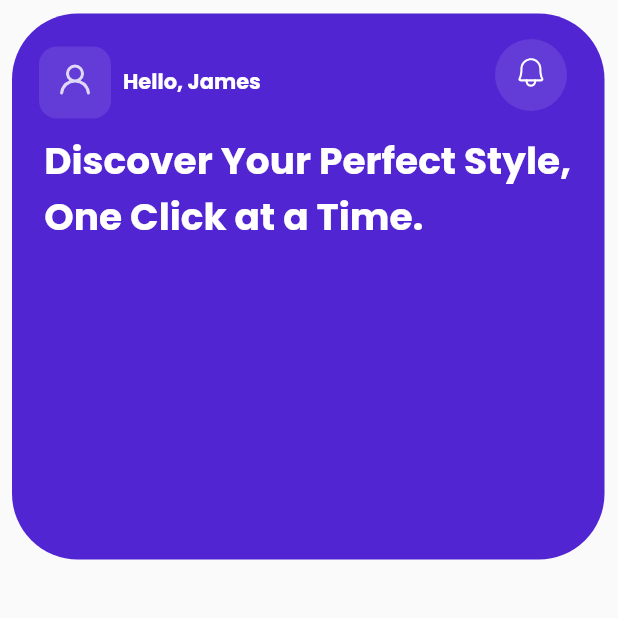
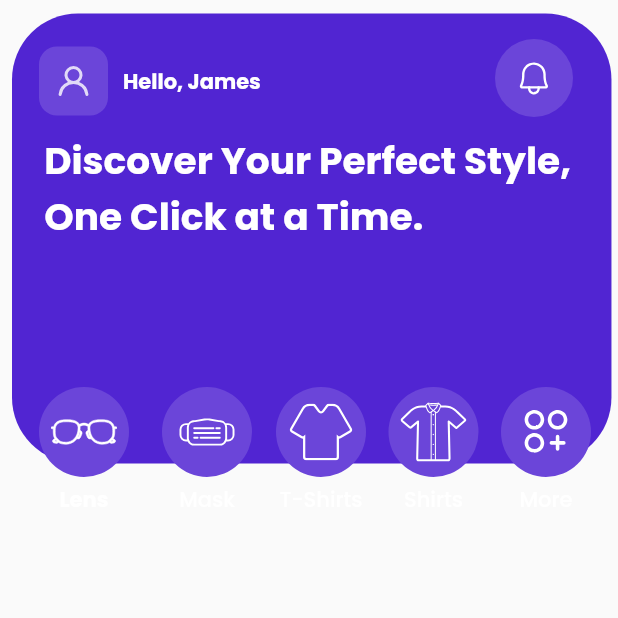
Before and after one commit to MrAhmed0702/your_cart, a Flutter app: the HomePage screen opened by its route, on a phone screen of 412 x 824 dp, the top half of it. Run offline on Flutter 3.47's test engine with Material 2 defaults, Android fonts, the phone set to English and light mode, and no system bars; our stand-ins replace cloud_firestore, firebase_auth, firebase_core, flutter_svg, google_sign_in; accounts and stored records are empty.

Commit message:
Home ui build and lgin & reg page hegt & wid setp

```diff
--- a/lib/Screen/Home.dart
+++ b/lib/Screen/Home.dart
@@ -1,5 +1,7 @@
+// ignore: file_names
 import 'package:flutter/material.dart';
 import 'package:flutter_svg/flutter_svg.dart';
+// import 'package:your_cart/Screen/Welcome.dart';
 
 class HomePage extends StatefulWidget {
   const HomePage({super.key});
@@ -11,21 +13,23 @@ class HomePage extends StatefulWidget {
 class _HomePageState extends State<HomePage> {
   @override
   Widget build(BuildContext context) {
+    double height_c = MediaQuery.of(context).size.height;
+    double width_c = MediaQuery.of(context).size.width;
     return Scaffold(
       body: SingleChildScrollView(
-        child: Container(
-          width: 425,
-          height: 926,
+        child: SizedBox(
+          width: width_c * 1,
+          height: height_c * 1,
           child: Stack(
             children: [
               Positioned(
                 left: 8,
                 top: 9,
                 child: Container(
-                      width: 395,
-                      height: 364,
+                  width: width_c * 0.97,
+                  height: height_c * .364,
                   decoration: ShapeDecoration(
-                          color: Color(0xFF5125D2),
+                    color: const Color(0xFF5125D2),
                     shape: RoundedRectangleBorder(
                       borderRadius: BorderRadius.circular(44),
                     ),
@@ -37,7 +41,7 @@ class _HomePageState extends State<HomePage> {
                 children: [
                   Row(
                     children: [
-                    Container(
+                      SizedBox(
                         width: 80,
                         height: 98,
                         child: Stack(
@@ -45,44 +49,30 @@ class _HomePageState extends State<HomePage> {
                             Positioned(
                               left: 26,
                               top: 26,
-                            child: Opacity(
-                              opacity: 0.10,
                               child: Container(
-                                width: 48,
-                                height: 48,
+                                width: 46,
+                                height: 46,
                                 decoration: ShapeDecoration(
-                                  color: Colors.white,
+                                  color: const Color.fromRGBO(107, 69, 217, 1),
                                   shape: RoundedRectangleBorder(
                                     borderRadius: BorderRadius.circular(12),
                                   ),
                                 ),
+                                child: IconButton(
+                                  icon: SvgPicture.asset(
+                                    'images/usericon.svg',
                                   ),
+                                  iconSize: 96,
+                                  color:
+                                      const Color.fromARGB(255, 255, 255, 255),
+                                  onPressed: () {},
                                 ),
-                          ),
-                          Positioned(
-                            left: 38,
-                            top: 36,
-                            child: Container(
-                              width: 24,
-                              height: 24,
-                              clipBehavior: Clip.antiAlias,
-                              decoration: BoxDecoration(),
-                              child: Stack(children: [
-                                new SvgPicture.asset(
-                                  'images/usericon.svg',
-                                  height: 24.0,
-                                  width: 24.0,
-                                  allowDrawingOutsideViewBox: true,
-                                    colorFilter: ColorFilter.mode(Colors.white, BlendMode.srcIn)
-                                ),
-                                  ]),
                               ),
                             ),
                           ],
                         ),
                       ),
-                    const SizedBox(
-                        width:2),
+                      const SizedBox(width: 2),
                       const SizedBox(
                         width: 132,
                         height: 20,
@@ -99,8 +89,7 @@ class _HomePageState extends State<HomePage> {
                       )
                     ],
                   ),
-
-                Container(
+                  SizedBox(
                     width: 108,
                     height: 108,
                     child: Stack(
@@ -108,37 +97,17 @@ class _HomePageState extends State<HomePage> {
                         Positioned(
                           left: 26,
                           top: 26,
-                        child: Opacity(
-                          opacity: 0.10,
-                          child: Container(
-                            width: 48,
-                            height: 48,
-                            decoration: ShapeDecoration(
-                              color: Colors.white,
-                              shape: RoundedRectangleBorder(
-                                borderRadius: BorderRadius.circular(50),
+                          child: CircleAvatar(
+                            radius: 26,
+                            backgroundColor: const Color.fromRGBO(107, 69, 217, 1),
+                            child: IconButton(
+                              icon: SvgPicture.asset(
+                                'images/notification.svg',
                               ),
+                              iconSize: 96,
+                              color: const Color.fromARGB(255, 255, 255, 255),
+                              onPressed: () {},
                             ),
-                          ),
-                        ),
-                      ),
-                      Positioned(
-                        left: 38,
-                        top: 36,
-                        child: Container(
-                          width: 24,
-                          height: 24,
-                          clipBehavior: Clip.antiAlias,
-                          decoration: BoxDecoration(),
-                          child: Stack(children: [
-                            new SvgPicture.asset(
-                                'images/notification.svg',
-                                height: 24.0,
-                                width: 24.0,
-                                allowDrawingOutsideViewBox: true,
-                                colorFilter: ColorFilter.mode(Colors.white, BlendMode.srcIn)
-                            ),
-                          ]),
                           ),
                         ),
                       ],
@@ -146,7 +115,7 @@ class _HomePageState extends State<HomePage> {
                   ),
                 ],
               ),
-            Positioned(
+              const Positioned(
                 left: 29.50,
                 top: 89,
                 child: SizedBox(
@@ -163,6 +132,184 @@ class _HomePageState extends State<HomePage> {
                   ),
                 ),
               ),
+              // const SizedBox(height: 20),
+              Padding(
+                padding: const EdgeInsets.fromLTRB(26, 258, 0, 0),
+                child: Column(
+                  children: [
+                    Positioned(
+                      // left: 30,
+                      // top: 258,
+                      child: CircleAvatar(
+                        radius: 30,
+                        backgroundColor: const Color.fromRGBO(107, 69, 217, 1),
+                        child: IconButton(
+                          icon: SvgPicture.asset(
+                            'images/lens_icon.svg',
+                          ),
+                          iconSize: 48,
+                          color: Colors.white,
+                          onPressed: () {},
+                        ),
+                      ),
+                    ),
+                    const SizedBox(
+                      height: 5,
+                    ),
+                    const Text(
+                      "Lens",
+                      style: TextStyle(
+                        color: Colors.white,
+                        fontSize: 14,
+                        fontFamily: 'Poppins',
+                        fontWeight: FontWeight.w500,
+                      ),
+                    ),
+                  ],
+                ),
+              ),
+
+              Padding(
+                padding: const EdgeInsets.fromLTRB(108, 258, 0, 0),
+                child: Column(
+                  children: [
+                    Positioned(
+                      child: CircleAvatar(
+                        radius: 30,
+                        backgroundColor: const Color.fromRGBO(107, 69, 217, 1),
+                        child: IconButton(
+                          icon: SvgPicture.asset(
+                            'images/mask_icon.svg',
+                          ),
+                          iconSize: 48,
+                          color: Colors.white,
+                          onPressed: () {},
+                        ),
+                      ),
+                    ),
+                    const SizedBox(
+                      height: 5,
+                    ),
+                    const Text(
+                      "Mask",
+                      style: TextStyle(
+                        color: Colors.white,
+                        fontSize: 14,
+                        fontFamily: 'Poppins2',
+                        fontWeight: FontWeight.w500,
+                      ),
+                    ),
+                  ],
+                ),
+              ),
+
+              Padding(
+                padding: const EdgeInsets.fromLTRB(184, 258, 0, 0),
+                child: Column(
+                  children: [
+                    Positioned(
+                      // left: 30,
+                      // top: 258,
+                      child: CircleAvatar(
+                        radius: 30,
+                        backgroundColor: const Color.fromRGBO(107, 69, 217, 1),
+                        child: IconButton(
+                          icon: SvgPicture.asset(
+                            'images/t-shirt_icon.svg',
+                          ),
+                          iconSize: 48,
+                          color: Colors.white,
+                          onPressed: () {},
+                        ),
+                      ),
+                    ),
+                    const SizedBox(
+                      height: 5,
+                    ),
+                    const Text(
+                      "T-Shirts",
+                      style: TextStyle(
+                        color: Colors.white,
+                        fontSize: 14,
+                        fontFamily: 'Poppins2',
+                        fontWeight: FontWeight.w500,
+                      ),
+                    ),
+                  ],
+                ),
+              ),
+
+              Padding(
+                padding: const EdgeInsets.fromLTRB(259, 258, 0, 0),
+                child: Column(
+                  children: [
+                    Positioned(
+                      // left: 30,
+                      // top: 258,
+                      child: CircleAvatar(
+                        radius: 30,
+                        backgroundColor: const Color.fromRGBO(107, 69, 217, 1),
+                        child: IconButton(
+                          icon: SvgPicture.asset(
+                            'images/shirt_icon.svg',
+                          ),
+                          iconSize: 48,
+                          color: Colors.white,
+                          onPressed: () {},
+                        ),
+                      ),
+                    ),
+                    const SizedBox(
+                      height: 5,
+                    ),
+                    const Text(
+                      "Shirts",
+                      style: TextStyle(
+                        color: Colors.white,
+                        fontSize: 14,
+                        fontFamily: 'Poppins2',
+                        fontWeight: FontWeight.w500,
+                      ),
+                    ),
+                  ],
+                ),
+              ),
+
+              Padding(
+                padding: const EdgeInsets.fromLTRB(334, 258, 0, 0),
+                child: Column(
+                  children: [
+                    Positioned(
+                      // left: 30,
+                      // top: 258,
+                      child: CircleAvatar(
+                        radius: 30,
+                        backgroundColor: const Color.fromRGBO(107, 69, 217, 1),
+                        child: IconButton(
+                          icon: SvgPicture.asset(
+                            'images/more_icon.svg',
+                          ),
+                          iconSize: 48,
+                          color: Colors.white,
+                          onPressed: () {},
+                        ),
+                      ),
+                    ),
+                    const SizedBox(
+                      height: 5,
+                    ),
+                    const Text(
+                      "More",
+                      style: TextStyle(
+                        color: Colors.white,
+                        fontSize: 14,
+                        fontFamily: 'Poppins2',
+                        fontWeight: FontWeight.w500,
+                      ),
+                    ),
+                  ],
+                ),
+              ),
             ],
           ),
         ),
```
Also changed, not shown: lib/Screen/Login.dart (+6 -1 lines), lib/Screen/Registration.dart (+9 -5 lines), images/lens_icon.svg (added), images/mask_icon.svg (added), images/more_icon.svg (added), images/shirt_icon.svg (added), images/t-shirt_icon.svg (added), 19 other files. Lines whose indentation alone changed are shown as unchanged.
